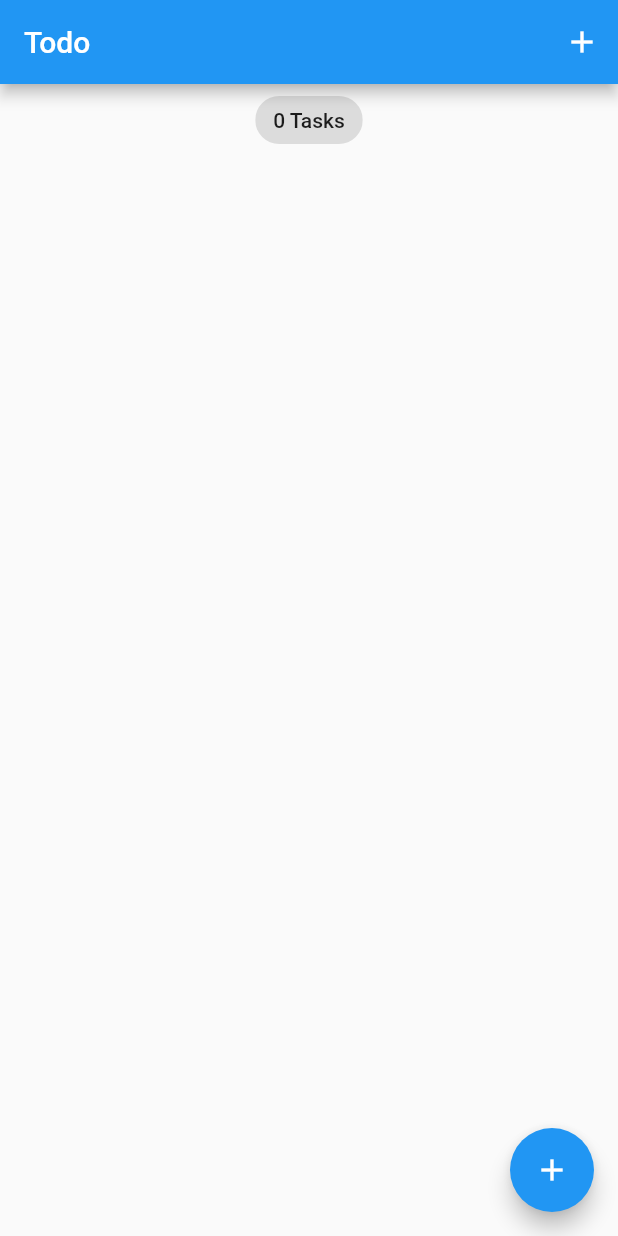
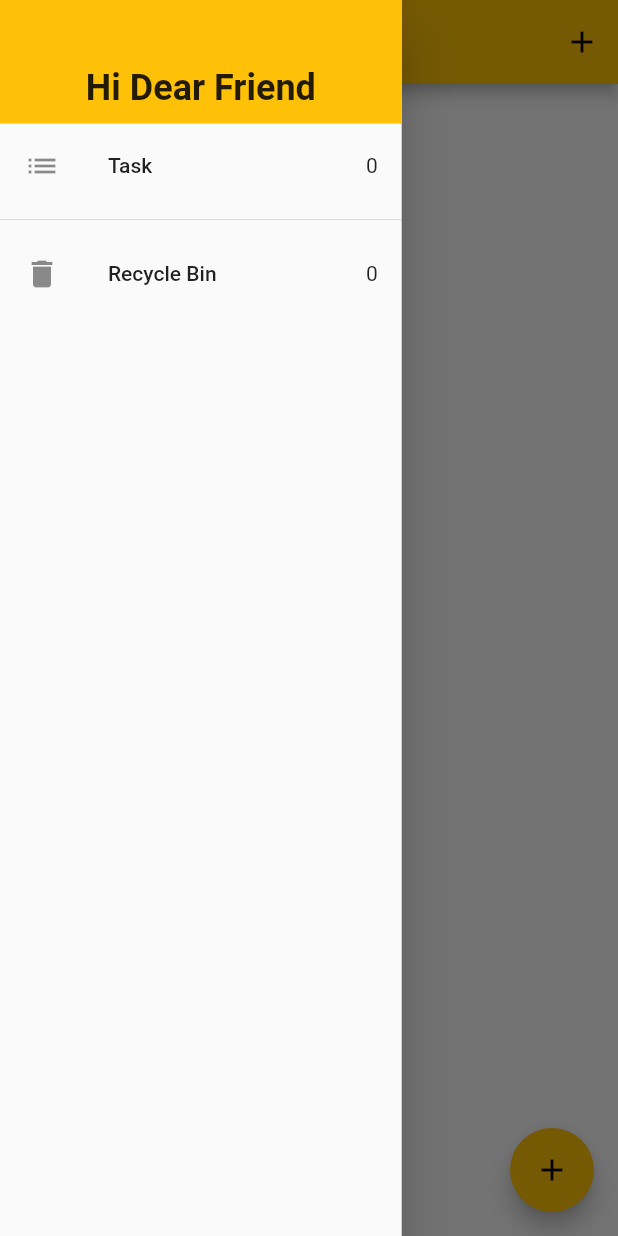
Before and after one commit to Silentcry16/todo_bloc2, a Flutter app: the screen it shows after launch, with the side drawer open (before the commit the screen has no drawer), on a phone screen of 412 x 824 dp. Run offline on Flutter 3.47's test engine with Material 2 defaults, Android fonts, the phone set to English and light mode, and no system bars; our stand-ins replace bloc, equatable, flutter_bloc, hydrated_bloc.

Commit message:
Custom Drawer has added

```diff
--- a/lib/main.dart
+++ b/lib/main.dart
@@ -21,7 +21,7 @@ class MyApp extends StatelessWidget {
       child: MaterialApp(
         debugShowCheckedModeBanner: false,
         theme: ThemeData(
-          primarySwatch: Colors.blue,
+          primarySwatch: Colors.amber,
         ),
         home: TaskScreen(),
       ),
--- a/lib/screens/task_screen.dart
+++ b/lib/screens/task_screen.dart
@@ -1,5 +1,6 @@
 import 'package:flutter/material.dart';
 import 'package:todo_bloc2/models/task.dart';
+import 'package:todo_bloc2/widgets/custom_drawer.dart';
 
 import '../bloc/bloc_exports.dart';
 import '../widgets/add_task_screen.dart';
@@ -30,6 +31,9 @@ class TaskScreen extends StatelessWidget {
       builder: (context, state) {
         List<Task> taskList = state.allTasks;
         return Scaffold(
+          drawer: Container(
+              width: MediaQuery.of(context).size.width * 0.65,
+              child: CustomDrawer()),
           appBar: AppBar(
             title: const Text('Todo'),
             actions: [
--- /dev/null
+++ b/lib/widgets/custom_drawer.dart
@@ -0,0 +1,44 @@
+import 'package:flutter/material.dart';
+import 'package:flutter/widgets.dart';
+
+import '../bloc/bloc_exports.dart';
+
+class CustomDrawer extends StatelessWidget {
+  const CustomDrawer({super.key});
+
+  @override
+  Widget build(BuildContext context) {
+    return Drawer(
+      child: BlocBuilder<TasksBloc, TasksState>(
+        builder: (context, state) {
+          return Column(
+            children: [
+              Container(
+                alignment: Alignment.bottomCenter,
+                padding: const EdgeInsets.only(bottom: 10),
+                color: Colors.amber,
+                height: MediaQuery.of(context).size.height * 0.10,
+                width: double.infinity,
+                child: const Text(
+                  'Hi Dear Friend',
+                  style: TextStyle(fontSize: 24, fontWeight: FontWeight.w700),
+                ),
+              ),
+              ListTile(
+                leading: Icon(Icons.list),
+                title: Text('Task'),
+                trailing: Text('${state.allTasks.length}'),
+              ),
+              Divider(),
+              ListTile(
+                leading: Icon(Icons.delete),
+                title: Text('Recycle Bin'),
+                trailing: Text('0'),
+              )
+            ],
+          );
+        },
+      ),
+    );
+  }
+}
```
